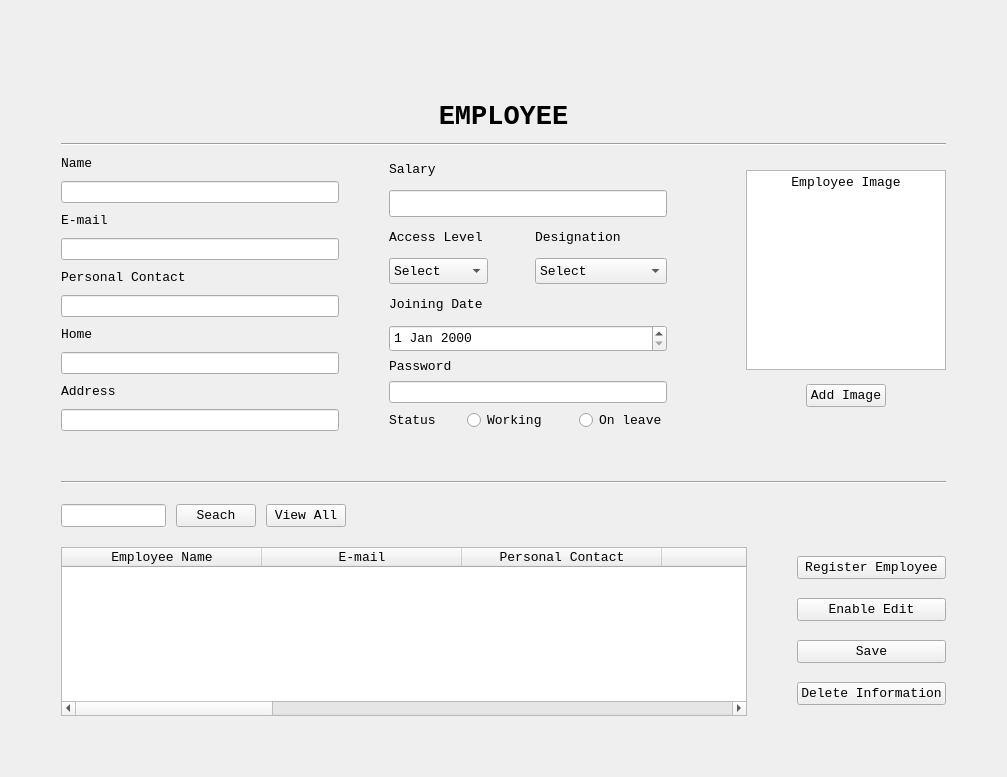
Qt form EmployeeUI.ui (ASNaeem/Simple-VCMS) before a commit.
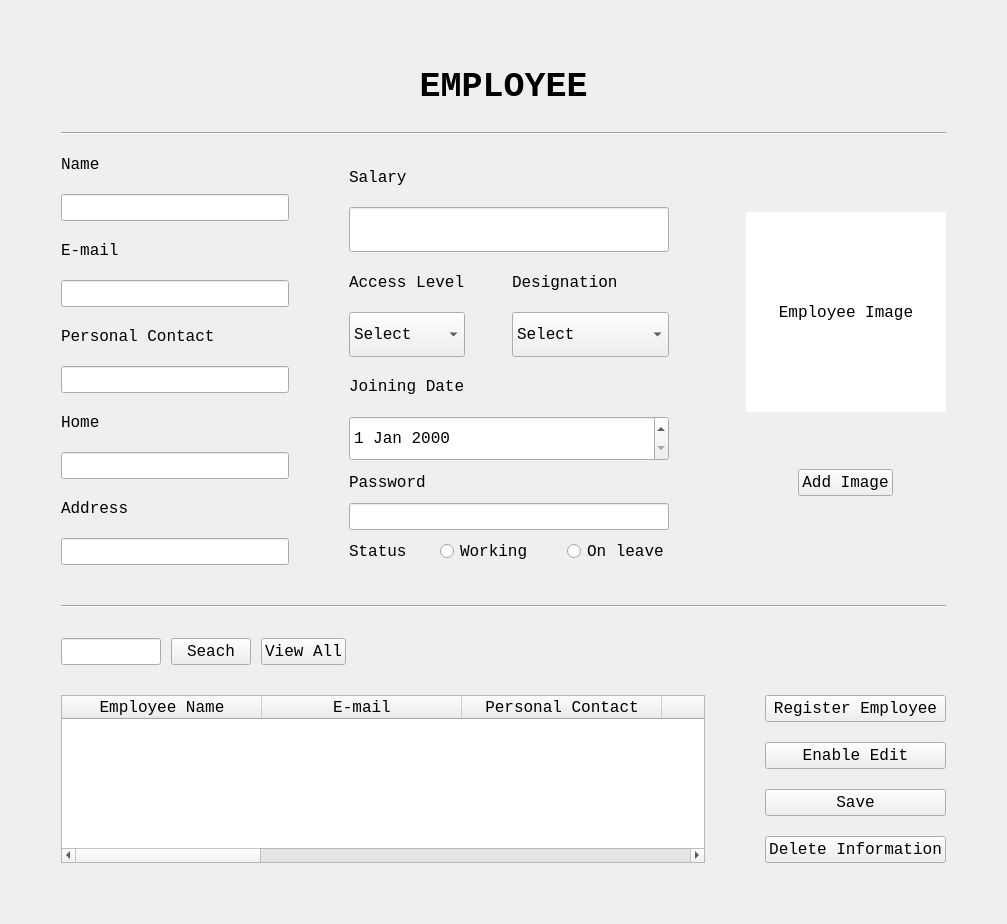
The same form after that commit.

Commit message: fixed alignment of the front windows

```diff
--- a/EmployeeUI.ui
+++ b/EmployeeUI.ui
@@ -15,9 +15,9 @@
   </property>
   <layout class="QVBoxLayout" name="verticalLayout_3">
    <item>
-    <layout class="QVBoxLayout" name="verticalLayout_84" stretch="0,0,1,0,0,0,1">
+    <layout class="QVBoxLayout" name="verticalLayout_84" stretch="0,0,1,0,0,1">
      <property name="spacing">
-      <number>10</number>
+      <number>20</number>
      </property>
      <property name="leftMargin">
       <number>50</number>
@@ -31,27 +31,26 @@
      <property name="bottomMargin">
       <number>50</number>
      </property>
-     <item>
-      <spacer name="verticalSpacer_3">
-       <property name="orientation">
-        <enum>Qt::Vertical</enum>
-       </property>
-       <property name="sizeHint" stdset="0">
-        <size>
-         <width>20</width>
-         <height>40</height>
-        </size>
-       </property>
-      </spacer>
-     </item>
      <item>
       <layout class="QVBoxLayout" name="verticalLayout">
+       <property name="leftMargin">
+        <number>5</number>
+       </property>
+       <property name="topMargin">
+        <number>5</number>
+       </property>
+       <property name="rightMargin">
+        <number>5</number>
+       </property>
+       <property name="bottomMargin">
+        <number>5</number>
+       </property>
        <item>
         <widget class="QLabel" name="label_employee_information_6">
          <property name="font">
           <font>
            <family>Courier New</family>
-           <pointsize>20</pointsize>
+           <pointsize>26</pointsize>
            <weight>75</weight>
            <bold>true</bold>
           </font>
@@ -64,17 +63,20 @@
          </property>
         </widget>
        </item>
-       <item>
-        <widget class="Line" name="line">
-         <property name="orientation">
-          <enum>Qt::Horizontal</enum>
-         </property>
-        </widget>
-       </item>
       </layout>
      </item>
+     <item>
+      <widget class="Line" name="line">
+       <property name="orientation">
+        <enum>Qt::Horizontal</enum>
+       </property>
+      </widget>
+     </item>
      <item>
       <layout class="QHBoxLayout" name="horizontalLayout_31" stretch="20,2,20,5,1">
+       <property name="bottomMargin">
+        <number>20</number>
+       </property>
        <item>
         <layout class="QVBoxLayout" name="verticalLayout_85">
          <item>
@@ -101,7 +103,7 @@
                <property name="font">
                 <font>
                  <family>Courier New</family>
-                 <pointsize>10</pointsize>
+                 <pointsize>12</pointsize>
                 </font>
                </property>
                <property name="text">
@@ -117,6 +119,11 @@
                  <verstretch>0</verstretch>
                 </sizepolicy>
                </property>
+               <property name="font">
+                <font>
+                 <pointsize>12</pointsize>
+                </font>
+               </property>
               </widget>
              </item>
             </layout>
@@ -140,7 +147,7 @@
                <property name="font">
                 <font>
                  <family>Courier New</family>
-                 <pointsize>10</pointsize>
+                 <pointsize>12</pointsize>
                 </font>
                </property>
                <property name="text">
@@ -156,6 +163,11 @@
                  <verstretch>0</verstretch>
                 </sizepolicy>
                </property>
+               <property name="font">
+                <font>
+                 <pointsize>12</pointsize>
+                </font>
+               </property>
               </widget>
              </item>
             </layout>
@@ -179,7 +191,7 @@
                <property name="font">
                 <font>
                  <family>Courier New</family>
-                 <pointsize>10</pointsize>
+                 <pointsize>12</pointsize>
                 </font>
                </property>
                <property name="text">
@@ -195,6 +207,11 @@
                  <verstretch>0</verstretch>
                 </sizepolicy>
                </property>
+               <property name="font">
+                <font>
+                 <pointsize>12</pointsize>
+                </font>
+               </property>
               </widget>
              </item>
             </layout>
@@ -212,7 +229,7 @@
                <property name="font">
                 <font>
                  <family>Courier New</family>
-                 <pointsize>10</pointsize>
+                 <pointsize>12</pointsize>
                 </font>
                </property>
                <property name="text">
@@ -228,6 +245,11 @@
                  <verstretch>0</verstretch>
                 </sizepolicy>
                </property>
+               <property name="font">
+                <font>
+                 <pointsize>12</pointsize>
+                </font>
+               </property>
               </widget>
              </item>
             </layout>
@@ -251,7 +273,7 @@
                <property name="font">
                 <font>
                  <family>Courier New</family>
-                 <pointsize>10</pointsize>
+                 <pointsize>12</pointsize>
                 </font>
                </property>
                <property name="text">
@@ -267,6 +289,11 @@
                  <verstretch>0</verstretch>
                 </sizepolicy>
                </property>
+               <property name="font">
+                <font>
+                 <pointsize>12</pointsize>
+                </font>
+               </property>
               </widget>
              </item>
             </layout>
@@ -321,7 +348,7 @@
              <property name="font">
               <font>
                <family>Courier New</family>
-               <pointsize>10</pointsize>
+               <pointsize>12</pointsize>
               </font>
              </property>
              <property name="text">
@@ -337,6 +364,11 @@
                <verstretch>0</verstretch>
               </sizepolicy>
              </property>
+             <property name="font">
+              <font>
+               <pointsize>12</pointsize>
+              </font>
+             </property>
             </widget>
            </item>
           </layout>
@@ -356,7 +388,7 @@
                <property name="font">
                 <font>
                  <family>Courier New</family>
-                 <pointsize>10</pointsize>
+                 <pointsize>12</pointsize>
                 </font>
                </property>
                <property name="text">
@@ -375,7 +407,7 @@
                <property name="font">
                 <font>
                  <family>Courier New</family>
-                 <pointsize>10</pointsize>
+                 <pointsize>12</pointsize>
                 </font>
                </property>
                <item>
@@ -436,7 +468,7 @@
                <property name="font">
                 <font>
                  <family>Courier New</family>
-                 <pointsize>10</pointsize>
+                 <pointsize>12</pointsize>
                 </font>
                </property>
                <property name="text">
@@ -455,7 +487,7 @@
                <property name="font">
                 <font>
                  <family>Courier New</family>
-                 <pointsize>10</pointsize>
+                 <pointsize>12</pointsize>
                 </font>
                </property>
                <item>
@@ -507,7 +539,7 @@
              <property name="font">
               <font>
                <family>Courier New</family>
-               <pointsize>10</pointsize>
+               <pointsize>12</pointsize>
               </font>
              </property>
              <property name="text">
@@ -526,7 +558,7 @@
              <property name="font">
               <font>
                <family>Courier New</family>
-               <pointsize>10</pointsize>
+               <pointsize>12</pointsize>
               </font>
              </property>
             </widget>
@@ -546,7 +578,7 @@
              <property name="font">
               <font>
                <family>Courier New</family>
-               <pointsize>10</pointsize>
+               <pointsize>12</pointsize>
               </font>
              </property>
              <property name="text">
@@ -577,7 +609,7 @@
                <property name="font">
                 <font>
                  <family>Courier New</family>
-                 <pointsize>10</pointsize>
+                 <pointsize>12</pointsize>
                 </font>
                </property>
                <property name="text">
@@ -611,7 +643,7 @@
                  <property name="font">
                   <font>
                    <family>Courier New</family>
-                   <pointsize>10</pointsize>
+                   <pointsize>12</pointsize>
                   </font>
                  </property>
                  <property name="text">
@@ -643,7 +675,7 @@
                  <property name="font">
                   <font>
                    <family>Courier New</family>
-                   <pointsize>10</pointsize>
+                   <pointsize>12</pointsize>
                   </font>
                  </property>
                  <property name="text">
@@ -678,7 +710,7 @@
           <number>0</number>
          </property>
          <item>
-          <widget class="QTextEdit" name="textEdit">
+          <widget class="QLabel" name="label">
            <property name="minimumSize">
             <size>
              <width>200</width>
@@ -694,15 +726,17 @@
            <property name="font">
             <font>
              <family>Courier New</family>
-             <pointsize>10</pointsize>
+             <pointsize>12</pointsize>
             </font>
            </property>
-           <property name="html">
-            <string>&lt;!DOCTYPE HTML PUBLIC &quot;-//W3C//DTD HTML 4.0//EN&quot; &quot;http://www.w3.org/TR/REC-html40/strict.dtd&quot;&gt;
-&lt;html&gt;&lt;head&gt;&lt;meta name=&quot;qrichtext&quot; content=&quot;1&quot; /&gt;&lt;style type=&quot;text/css&quot;&gt;
-p, li { white-space: pre-wrap; }
-&lt;/style&gt;&lt;/head&gt;&lt;body style=&quot; font-family:'Courier New'; font-size:10pt; font-weight:400; font-style:normal;&quot;&gt;
-&lt;p align=&quot;center&quot; style=&quot; margin-top:0px; margin-bottom:0px; margin-left:0px; margin-right:0px; -qt-block-indent:0; text-indent:0px;&quot;&gt;&lt;span style=&quot; font-family:'MS Shell Dlg 2';&quot;&gt;Employee Image&lt;/span&gt;&lt;/p&gt;&lt;/body&gt;&lt;/html&gt;</string>
+           <property name="styleSheet">
+            <string notr="true">background-color: rgb(255, 255, 255);</string>
+           </property>
+           <property name="text">
+            <string>Employee Image</string>
+           </property>
+           <property name="alignment">
+            <set>Qt::AlignCenter</set>
            </property>
           </widget>
          </item>
@@ -725,7 +759,7 @@
              <property name="font">
               <font>
                <family>Courier New</family>
-               <pointsize>10</pointsize>
+               <pointsize>12</pointsize>
               </font>
              </property>
              <property name="cursor">
@@ -742,22 +776,6 @@
        </item>
       </layout>
      </item>
-     <item>
-      <spacer name="verticalSpacer_2">
-       <property name="orientation">
-        <enum>Qt::Vertical</enum>
-       </property>
-       <property name="sizeType">
-        <enum>QSizePolicy::Minimum</enum>
-       </property>
-       <property name="sizeHint" stdset="0">
-        <size>
-         <width>20</width>
-         <height>40</height>
-        </size>
-       </property>
-      </spacer>
-     </item>
      <item>
       <widget class="Line" name="line_2">
        <property name="orientation">
@@ -790,7 +808,7 @@
          <property name="font">
           <font>
            <family>Courier New</family>
-           <pointsize>10</pointsize>
+           <pointsize>12</pointsize>
           </font>
          </property>
         </widget>
@@ -800,7 +818,7 @@
          <property name="font">
           <font>
            <family>Courier New</family>
-           <pointsize>10</pointsize>
+           <pointsize>12</pointsize>
           </font>
          </property>
          <property name="cursor">
@@ -816,7 +834,7 @@
          <property name="font">
           <font>
            <family>Courier New</family>
-           <pointsize>10</pointsize>
+           <pointsize>12</pointsize>
           </font>
          </property>
          <property name="cursor">
@@ -838,7 +856,7 @@
            <property name="font">
             <font>
              <family>Courier New</family>
-             <pointsize>10</pointsize>
+             <pointsize>12</pointsize>
             </font>
            </property>
            <attribute name="horizontalHeaderDefaultSectionSize">
@@ -918,7 +936,7 @@
            <property name="font">
             <font>
              <family>Courier New</family>
-             <pointsize>10</pointsize>
+             <pointsize>12</pointsize>
             </font>
            </property>
            <property name="cursor">
@@ -940,7 +958,7 @@
            <property name="font">
             <font>
              <family>Courier New</family>
-             <pointsize>10</pointsize>
+             <pointsize>12</pointsize>
             </font>
            </property>
            <property name="cursor">
@@ -956,7 +974,7 @@
            <property name="font">
             <font>
              <family>Courier New</family>
-             <pointsize>10</pointsize>
+             <pointsize>12</pointsize>
             </font>
            </property>
            <property name="cursor">
@@ -972,7 +990,7 @@
            <property name="font">
             <font>
              <family>Courier New</family>
-             <pointsize>10</pointsize>
+             <pointsize>12</pointsize>
             </font>
            </property>
            <property name="cursor">
```
The commit also changes 7 other files.
